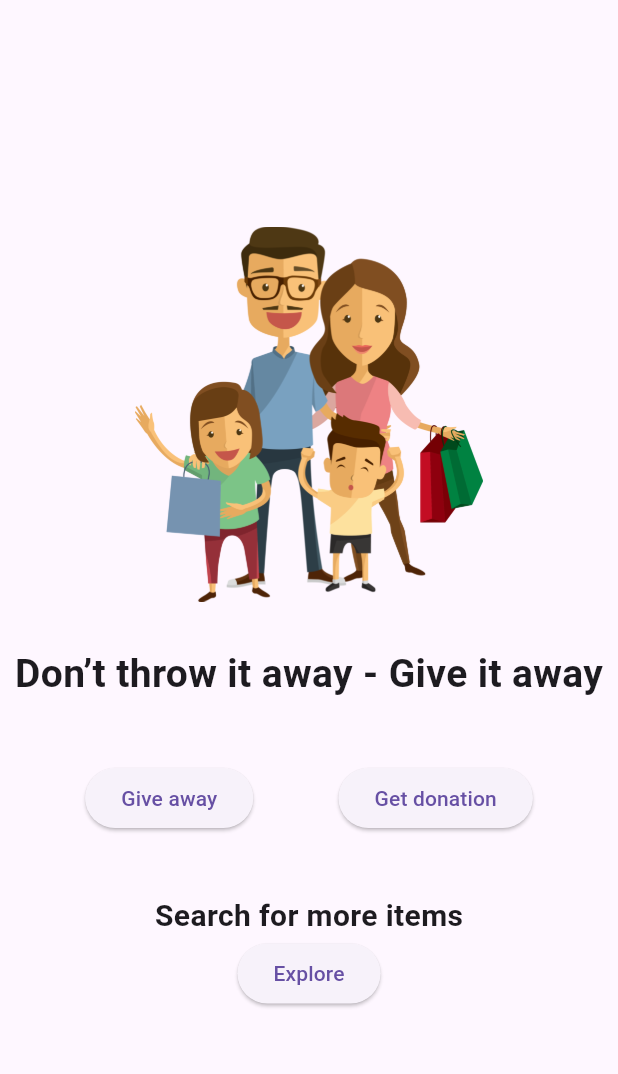
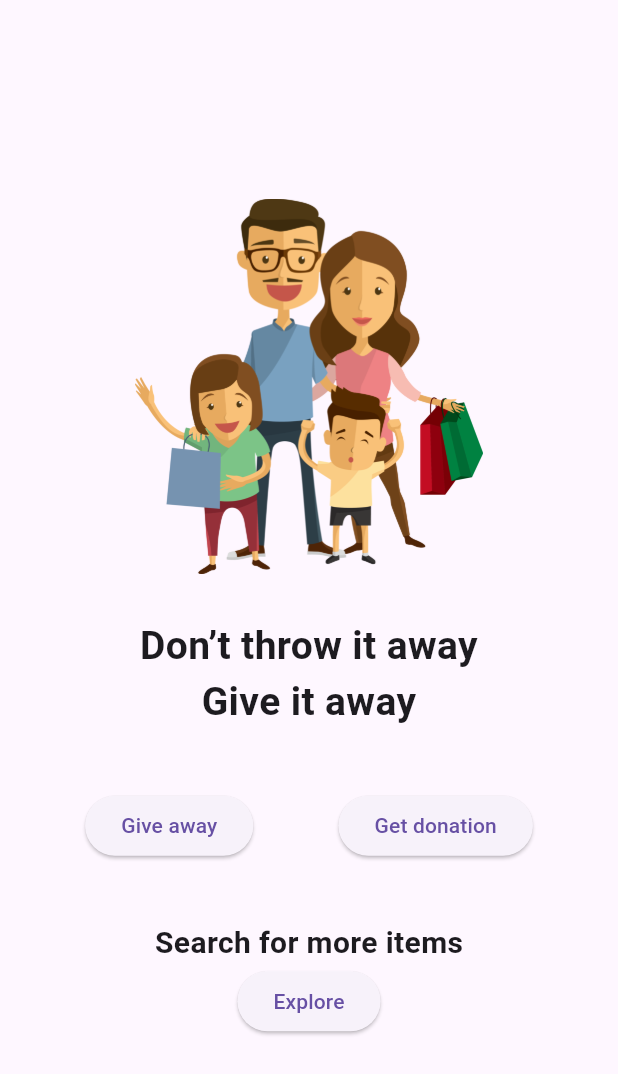
Before and after one commit to Temur112/giwe_away, a Flutter app: the screen it shows after launch, on a phone screen of 412 x 824 dp. Shown: the top 1074 px of the screen. Run offline on Flutter 3.47's test engine with Material 3 defaults, Android fonts, the light colour scheme and no system bars.

Commit message:
last one (for now)

```diff
--- a/lib/Screens/all_items.dart
+++ b/lib/Screens/all_items.dart
@@ -13,15 +13,27 @@ class _AllItemsState extends State<AllItems> {
     Item(itemName: "Chess", description: "very good"),
     Item(itemName: "Chess", description: "very good"),
     Item(itemName: "Chess", description: "very good"),
+    Item(itemName: "Chess", description: "very good"),
+    Item(itemName: "Chess", description: "very good"),
+    Item(itemName: "Chess", description: "very good"),
+    Item(itemName: "Chess", description: "very good"),
+    Item(itemName: "Chess", description: "very good"),
+    Item(itemName: "Chess", description: "very good"),
+    Item(itemName: "Chess", description: "very good"),
+    Item(itemName: "Chess", description: "very good"),
+    Item(itemName: "Chess", description: "very good"),
+    Item(itemName: "Chess", description: "very good"),
+    Item(itemName: "Chess", description: "very good"),
+    Item(itemName: "Chess", description: "very good"),
+    Item(itemName: "Chess", description: "very good"),
+    Item(itemName: "Chess", description: "very good"),
+
   ];
 
   Widget itemTemplate(item){
     return Card(
       margin: const EdgeInsets.fromLTRB(16.0, 16.0, 16.0, 0.0),
-      child: Row(
-        children: [
-          Image.asset('assets/images/me.png', height: 30,width: 30,),
-          Column(
+      child: Column(
         crossAxisAlignment: CrossAxisAlignment.stretch ,
         children: <Widget>[
           Text(
@@ -29,7 +41,6 @@ class _AllItemsState extends State<AllItems> {
             style: const TextStyle(
               fontSize: 18.0,
               color: Colors.amber
-
             ),
           ),
           const SizedBox(height: 6.0,),
@@ -42,8 +53,6 @@ class _AllItemsState extends State<AllItems> {
           )
         ],
       ),
-        ],
-      ),
     );
   }
 
@@ -54,7 +63,7 @@ class _AllItemsState extends State<AllItems> {
         appBar: AppBar(
           title: const Center(child: Text("All Items")),
         ),
-        body: Column(
+        body: ListView(
           children: items.map((item) => itemTemplate(item)).toList(),
         ),
       ),
--- a/lib/Screens/main_screen.dart
+++ b/lib/Screens/main_screen.dart
@@ -17,13 +17,17 @@ class MainScreen extends StatelessWidget {
             const SizedBox(
               height: 30,
             ),
-            const Text(
-              "Don’t throw it away - Give it away",
-              style: TextStyle(
-                fontSize: 26,
-                fontWeight: FontWeight.w700,
+            const Center(
+              child: Text(
+                "Don’t throw it away\nGive it away",
+                style: TextStyle(
+                  fontSize: 26,
+                  fontWeight: FontWeight.w700,
+                ),
+                textAlign: TextAlign.center,
               ),
             ),
+
             const SizedBox(
               height: 40,
             ),
--- a/lib/Screens/profile_screen.dart
+++ b/lib/Screens/profile_screen.dart
@@ -13,8 +13,8 @@ class UserProfile extends StatelessWidget {
           backgroundColor: Colors.orange,
           title: const Center(child: Text("My Profile")),
         ),
-        body: Padding(
-          padding: const EdgeInsets.fromLTRB(20.0,30.0,20.0,0.0),
+        body: const Padding(
+          padding: EdgeInsets.fromLTRB(20.0,30.0,20.0,0.0),
           child: Column(
             children: [
               CircleAvatar(
```
Lines whose indentation alone changed are shown as unchanged.
